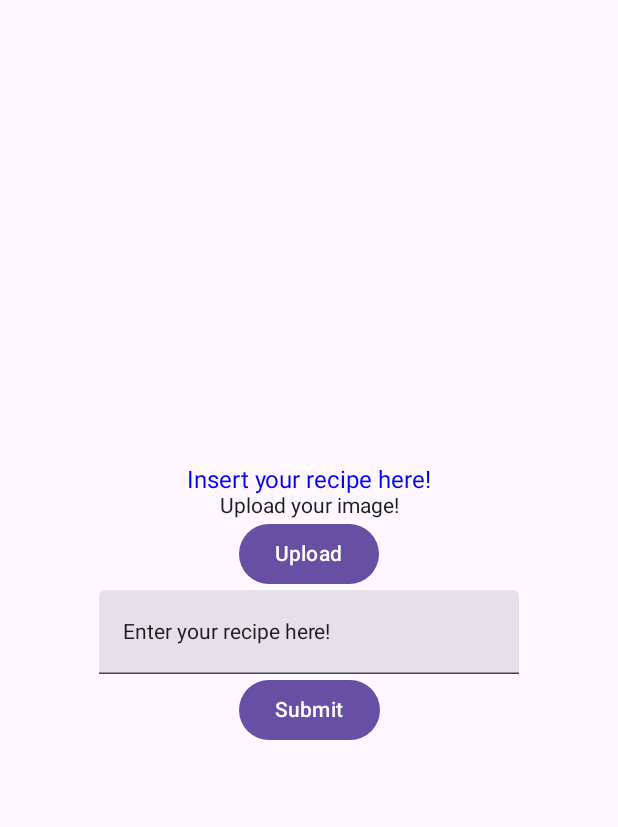
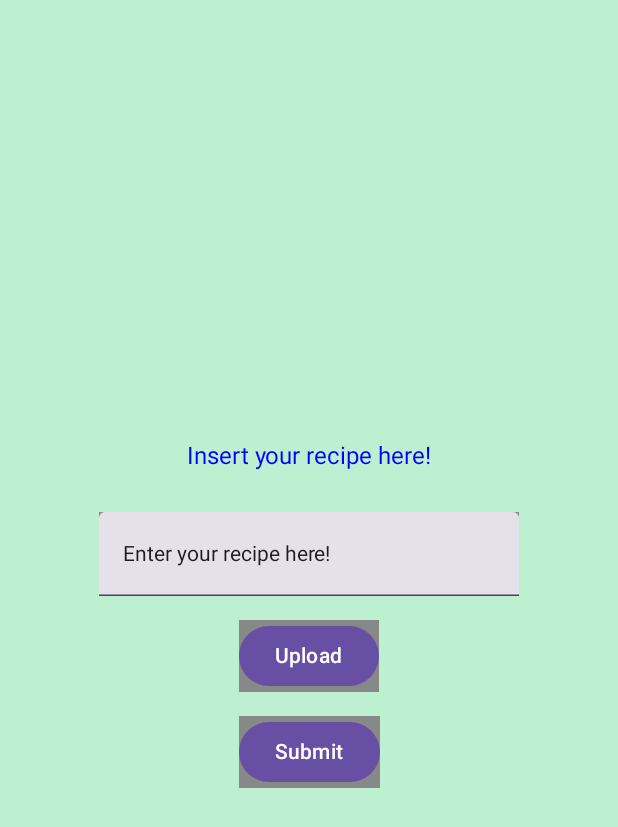
Before and after one commit to aurelialuszcz/MDApp, an Android app built with Jetpack Compose: the screen it shows after launch (UploadRecipe), after a tap on "Upload your recipe here!", on a phone screen of 412 x 824 dp. Shown: the top 827 px of the screen. Run offline under Robolectric (Android 15) with nearby library versions, the phone set to English and light mode, and no system bars.

Commit message:
padding and background applied

```diff
--- a/app/src/main/AndroidManifest.xml
+++ b/app/src/main/AndroidManifest.xml
@@ -10,7 +10,6 @@
         android:label="@string/app_name"
         android:roundIcon="@mipmap/ic_launcher_round"
         android:supportsRtl="true"
-        android:theme="@style/Theme.AssignmentMain"
         tools:targetApi="31">
         <activity
             android:name=".ExistingRecipes"
--- a/app/src/main/java/com/example/assignmentmain/AccessYoutube.kt
+++ b/app/src/main/java/com/example/assignmentmain/AccessYoutube.kt
@@ -5,7 +5,9 @@ import android.content.Intent
 import android.os.Bundle
 import androidx.activity.ComponentActivity
 import androidx.activity.compose.setContent
+import androidx.compose.foundation.background
 import androidx.compose.foundation.layout.Arrangement
+import androidx.compose.foundation.layout.Box
 import androidx.compose.foundation.layout.Column
 import androidx.compose.foundation.layout.fillMaxSize
 import androidx.compose.material3.Button
@@ -13,12 +15,13 @@ import androidx.compose.material3.Surface
 import androidx.compose.material3.Text
 import androidx.compose.ui.Alignment
 import androidx.compose.ui.Modifier
+import androidx.compose.ui.graphics.Color
 
 class AccessYoutube : ComponentActivity() {
     override fun onCreate(savedInstanceState: Bundle?) {
         super.onCreate(savedInstanceState)
         setContent {
-            Surface(modifier = Modifier.fillMaxSize()) {
+            Surface(modifier = Modifier.fillMaxSize(), color = Color(0xFFBDF0D1)) {
                 Column(
                     verticalArrangement = Arrangement.Center,
                     horizontalAlignment = Alignment.CenterHorizontally
--- a/app/src/main/java/com/example/assignmentmain/ExistingRecipes.kt
+++ b/app/src/main/java/com/example/assignmentmain/ExistingRecipes.kt
@@ -32,8 +32,7 @@ class ExistingRecipes : ComponentActivity() {
     override fun onCreate(savedInstanceState: Bundle?) {
         super.onCreate(savedInstanceState)
         setContent {
-            Surface(modifier = Modifier.fillMaxSize(),
-                color = Color.LightGray) {
+            Surface(modifier = Modifier.fillMaxSize(), color = Color(0xFFBDF0D1)) {
                 Column(
                     verticalArrangement = Arrangement.Center,
                     horizontalAlignment = Alignment.CenterHorizontally
--- a/app/src/main/java/com/example/assignmentmain/MainActivity.kt
+++ b/app/src/main/java/com/example/assignmentmain/MainActivity.kt
@@ -4,16 +4,22 @@ import android.content.Intent
 import android.os.Bundle
 import androidx.activity.ComponentActivity
 import androidx.activity.compose.setContent
+import androidx.compose.foundation.background
 import androidx.compose.foundation.layout.Arrangement
+import androidx.compose.foundation.layout.Box
 import androidx.compose.material3.ExperimentalMaterial3Api
 import androidx.compose.foundation.layout.Column
 import androidx.compose.foundation.layout.fillMaxSize
+import androidx.compose.foundation.layout.padding
 import androidx.compose.material3.Button
 import androidx.compose.material3.Surface
 import androidx.compose.material3.Text
 import androidx.compose.ui.Alignment
 import androidx.compose.ui.Modifier
 import androidx.compose.ui.graphics.Color
+import androidx.compose.ui.text.font.FontWeight
+import androidx.compose.ui.text.style.TextAlign
+import androidx.compose.ui.unit.dp
 import androidx.compose.ui.unit.sp
 
 @ExperimentalMaterial3Api
@@ -21,13 +27,27 @@ class MainActivity : ComponentActivity() {
     override fun onCreate(savedInstanceState: Bundle?) {
         super.onCreate(savedInstanceState)
         setContent {
-            Surface ( modifier = Modifier.fillMaxSize()){
+            Surface(modifier = Modifier.fillMaxSize(), color = Color(0xFFBDF0D1)){
                 Column (
+                    modifier = Modifier.fillMaxSize().padding(16.dp),
+                    verticalArrangement = Arrangement.Top,
+                    horizontalAlignment = Alignment.CenterHorizontally)
+                {
+                    // Welcome title
+                    Text(
+                        "Recipe Sharing",
+                        color = Color.DarkGray,
+                        fontSize = 36.sp,
+                        fontWeight = FontWeight.Bold,
+                        textAlign = TextAlign.Center,
+                        modifier = Modifier.padding(vertical = 16.dp)
+                    )
+                }
+                Column (
+                    modifier = Modifier.fillMaxSize().padding(16.dp),
                     verticalArrangement = Arrangement.Center,
                     horizontalAlignment = Alignment.CenterHorizontally)
                 {
-                    // Welcome title
-                    Text("Recipe Sharing", color = Color.DarkGray, fontSize = 30.sp)
                     // First activity button
                     Button(onClick = { startActivity(createIntentRecipesWindow()) }) {
                         Text("Browse recipes", color = Color.LightGray)
--- a/app/src/main/java/com/example/assignmentmain/UploadRecipe.kt
+++ b/app/src/main/java/com/example/assignmentmain/UploadRecipe.kt
@@ -11,9 +11,14 @@ import androidx.activity.compose.rememberLauncherForActivityResult
 import androidx.activity.compose.setContent
 import androidx.activity.result.contract.ActivityResultContracts
 import androidx.compose.foundation.Image
+import androidx.compose.foundation.background
+import androidx.compose.foundation.border
 import androidx.compose.foundation.layout.Arrangement
+import androidx.compose.foundation.layout.Box
 import androidx.compose.foundation.layout.Column
 import androidx.compose.foundation.layout.fillMaxSize
+import androidx.compose.foundation.layout.padding
+import androidx.compose.foundation.layout.size
 import androidx.compose.material3.Button
 import androidx.compose.material3.ExperimentalMaterial3Api
 import androidx.compose.material3.Surface
@@ -25,6 +30,8 @@ import androidx.compose.ui.Modifier
 import androidx.compose.ui.graphics.Color
 import androidx.compose.ui.graphics.ImageBitmap
 import androidx.compose.ui.graphics.asImageBitmap
+import androidx.compose.ui.tooling.preview.Preview
+import androidx.compose.ui.unit.dp
 import androidx.compose.ui.unit.sp
 
 class UploadRecipe : ComponentActivity() {
@@ -36,27 +43,33 @@ class UploadRecipe : ComponentActivity() {
                 uri.value = it
                 has_image.value = true
             }
-            Surface(modifier = Modifier.fillMaxSize()) {
+            Box(modifier = Modifier.fillMaxSize().background(color = Color(0xFFBDF0D1))) {
                 Column(
+                    modifier = Modifier.fillMaxSize().padding(16.dp),
                     verticalArrangement = Arrangement.Center,
-                    horizontalAlignment = Alignment.CenterHorizontally
-                )
+                    horizontalAlignment = Alignment.CenterHorizontally,
+                    )
                 {
                     // Window title
-                    Text("Insert your recipe here!", color = Color.Blue, fontSize = 16.sp)
-                    // Instruction to upload
-                    Text("Upload your image!")
+                    Box (modifier = Modifier.padding(20.dp)){
+                        Text("Insert your recipe here!", color = Color.Blue, fontSize = 16.sp)
+                    }
+
+                    TextField(value = recipe_text.value, onValueChange = {recipe_text.value = it},
+                        modifier = Modifier.padding(8.dp).background(color = Color.Gray))
                     // Upload button
-                    Button(onClick = { launcher.launch("image/*") }) {
-                        Text("Upload")
+                    Button(onClick = { launcher.launch("image/*") },
+                        modifier = Modifier.padding(8.dp).background(color = Color.Gray)) {
+                        Text("Upload", color = Color.White)
+                    }
+                    Button(onClick = {enterRecipe()},
+                        modifier = Modifier.padding(8.dp).background(color = Color.Gray)) {
+                        Text("Submit", color = Color.White)
                     }
                     if (has_image.value)
-                        Image(bitmap = getImageBitmap(uri.value), contentDescription = null)
-                    TextField(value = recipe_text.value, onValueChange = {recipe_text.value = it})
-                    Button(onClick = {enterRecipe()}) {
-                        Text("Submit")
-                    }
-                    Text("${entered_text.value}")
+                        Image(bitmap = getImageBitmap(uri.value), contentDescription = null,
+                            modifier = Modifier.padding(8.dp).size(200.dp))
+                    Text("${entered_text.value}", color = Color.White)
                     }
                 }
             }
@@ -72,7 +85,6 @@ class UploadRecipe : ComponentActivity() {
             return MediaStore.Images.Media.getBitmap(contentResolver, image_uri!!).asImageBitmap()
         }
     }
-
     fun enterRecipe() {
         entered_text.value = recipe_text.value
     }
```
Also changed, not shown: app/src/main/java/com/example/assignmentmain/ui/theme/Color.kt (deleted, +0 -11 lines), app/src/main/java/com/example/assignmentmain/ui/theme/Theme.kt (deleted, +0 -70 lines), app/src/main/java/com/example/assignmentmain/ui/theme/Type.kt (deleted, +0 -34 lines).
